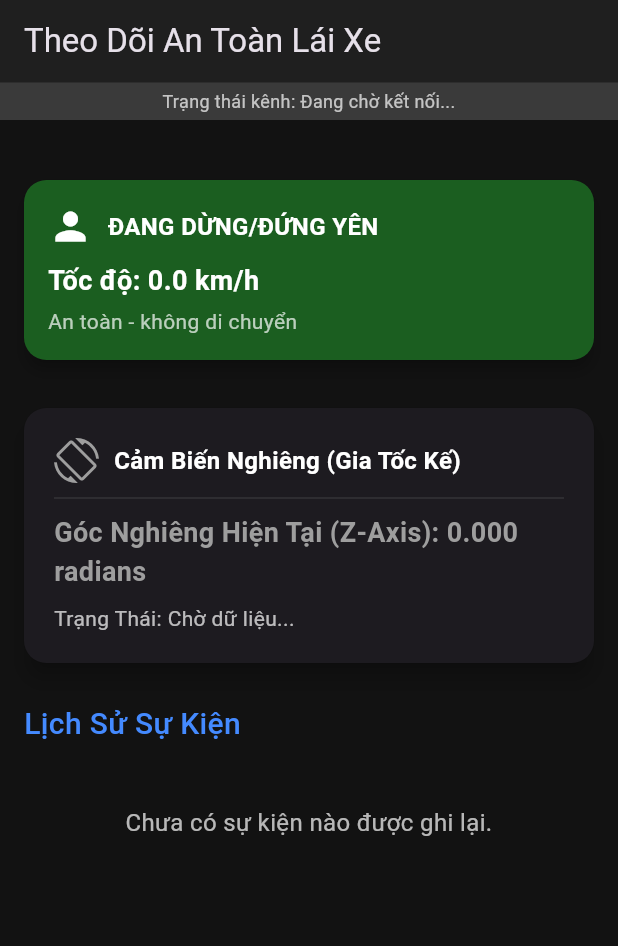
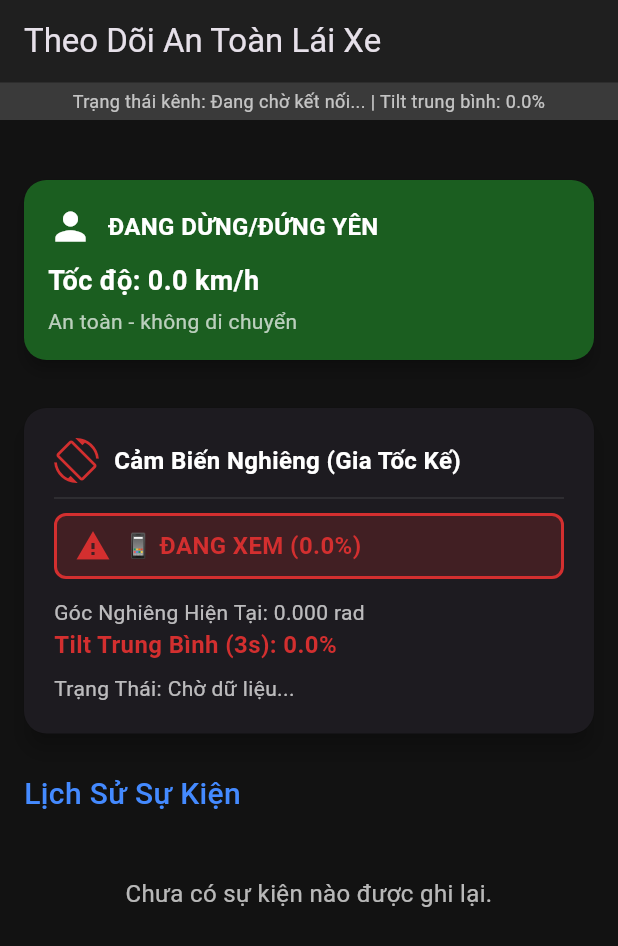
Before and after one commit to nguyenquangnam1988vt-eng/mokhoa, a Flutter app: the screen it shows after launch, on a phone screen of 412 x 824 dp. Shown: the top 946 px of the screen. Run offline on Flutter 3.47's test engine with Material 3 defaults, Android fonts, the light colour scheme and no system bars.

Commit message:
update something

```diff
--- a/lib/main.dart
+++ b/lib/main.dart
@@ -3,6 +3,7 @@ import 'package:flutter/material.dart';
 import 'package:flutter/services.dart';
 import 'dart:async';
 import 'dart:convert';
+import 'dart:math';
 
 void main() {
   runApp(const MyApp());
@@ -76,6 +77,11 @@ class _MonitorScreenState extends State<MonitorScreen> {
   double _currentSpeed = 0.0;
   bool _isDriving = false;
 
+  // 🎯 THÊM: Lưu trữ lịch sử tilt để tính trung bình
+  final List<double> _tiltHistory = [];
+  static const int _tiltBufferSize = 30; // ~3 giây (30 mẫu * 100ms)
+  double _averageTiltPercent = 0.0;
+
   @override
   void initState() {
     super.initState();
@@ -90,6 +96,46 @@ class _MonitorScreenState extends State<MonitorScreen> {
     );
   }
 
+  // 🎯 THÊM: Hàm tính tilt trung bình từ radian sang phần trăm
+  void _updateTiltAverage(double tiltRadians) {
+    // Chuyển radian sang phần trăm (0-100%)
+    // Giả sử tiltRadians = 0 khi thẳng đứng, pi/2 khi nằm ngang
+    double tiltPercent = (tiltRadians.abs() / (pi / 2)) * 100.0;
+    tiltPercent = tiltPercent.clamp(0.0, 100.0);
+
+    _tiltHistory.add(tiltPercent);
+    if (_tiltHistory.length > _tiltBufferSize) {
+      _tiltHistory.removeAt(0);
+    }
+
+    // Tính trung bình
+    if (_tiltHistory.isNotEmpty) {
+      _averageTiltPercent = _tiltHistory.reduce((a, b) => a + b) / _tiltHistory.length;
+    }
+  }
+
+  // 🎯 THÊM: Hàm xác định trạng thái tilt theo ngưỡng 60%
+  String _getTiltStatus(double tiltPercent) {
+    if (tiltPercent <= 60.0) {
+      return "📱 ĐANG XEM (${tiltPercent.toStringAsFixed(1)}%)";
+    } else if (tiltPercent < 70.0) {
+      return "⚡ TRUNG GIAN (${tiltPercent.toStringAsFixed(1)}%)";
+    } else {
+      return "🔼 KHÔNG XEM (${tiltPercent.toStringAsFixed(1)}%)";
+    }
+  }
+
+  // 🎯 THÊM: Hàm xác định màu sắc theo trạng thái tilt
+  Color _getTiltColor(double tiltPercent) {
+    if (tiltPercent <= 60.0) {
+      return Colors.red.shade700; // ĐANG XEM - ĐỎ
+    } else if (tiltPercent < 70.0) {
+      return Colors.orange.shade700; // TRUNG GIAN - CAM
+    } else {
+      return Colors.green.shade700; // KHÔNG XEM - XANH
+    }
+  }
+
   void _onEvent(dynamic event) {
     setState(() {
       _connectionStatus = "Đã kết nối";
@@ -99,6 +145,10 @@ class _MonitorScreenState extends State<MonitorScreen> {
 
         if (monitorEvent.type == 'TILT_EVENT') {
           _latestTiltEvent = monitorEvent;
+          // 🎯 CẬP NHẬT TILT TRUNG BÌNH KHI CÓ DỮ LIỆU MỚI
+          if (monitorEvent.tiltValue != null) {
+            _updateTiltAverage(monitorEvent.tiltValue!);
+          }
         } else if (monitorEvent.type == 'DANGER_EVENT') {
           _latestDangerEvent = monitorEvent;
           _historyEvents.insert(0, monitorEvent);
@@ -171,6 +221,12 @@ class _MonitorScreenState extends State<MonitorScreen> {
               'Thời gian: ${_latestDangerEvent!.timestamp.toString().substring(11, 19)}',
               style: const TextStyle(color: Colors.white70, fontSize: 12),
             ),
+            // 🎯 THÊM: Hiển thị tilt trung bình khi cảnh báo
+            if (_latestDangerEvent!.tiltValue != null)
+              Text(
+                'Tilt trung bình: ${_averageTiltPercent.toStringAsFixed(1)}%',
+                style: const TextStyle(color: Colors.white70, fontSize: 12),
+              ),
           ],
         ),
       ),
@@ -234,17 +290,9 @@ class _MonitorScreenState extends State<MonitorScreen> {
     final double tiltValue = _latestTiltEvent?.tiltValue ?? 0.0;
     final String tiltMessage = _latestTiltEvent?.message ?? 'Chờ dữ liệu...';
 
-    // GIỮ NGUYÊN ĐIỀU KIỆN NGHIÊNG NHƯ CODE CŨ
-    Color tiltColor = Colors.grey;
-    if (tiltValue.abs() > 0.05) {
-      tiltColor = Colors.yellow.shade700;
-    }
-    if (tiltValue.abs() > 0.1) {
-      tiltColor = Colors.orange.shade700;
-    }
-    if (tiltValue.abs() > 0.2) {
-      tiltColor = Colors.red.shade700;
-    }
+    // 🎯 SỬ DỤNG NGUYÊN TILT TRUNG BÌNH VÀ NGƯỠNG 60%
+    final String tiltStatus = _getTiltStatus(_averageTiltPercent);
+    final Color tiltColor = _getTiltColor(_averageTiltPercent);
 
     return Card(
       elevation: 6,
@@ -265,9 +313,49 @@ class _MonitorScreenState extends State<MonitorScreen> {
               ],
             ),
             const Divider(color: Colors.white10, height: 20),
+
+            // 🎯 HIỂN THỊ TRẠNG THÁI TILT THEO NGƯỠNG 60%
+            Container(
+              padding: const EdgeInsets.symmetric(horizontal: 12, vertical: 8),
+              decoration: BoxDecoration(
+                color: tiltColor.withOpacity(0.2),
+                borderRadius: BorderRadius.circular(8),
+                border: Border.all(color: tiltColor, width: 2),
+              ),
+              child: Row(
+                children: [
+                  Icon(
+                    _averageTiltPercent <= 60.0 ? Icons.warning :
+                    _averageTiltPercent < 70.0 ? Icons.info : Icons.check_circle,
+                    color: tiltColor,
+                  ),
+                  const SizedBox(width: 8),
+                  Expanded(
+                    child: Text(
+                      tiltStatus,
+                      style: TextStyle(
+                        fontSize: 16,
+                        fontWeight: FontWeight.bold,
+                        color: tiltColor,
+                      ),
+                    ),
+                  ),
+                ],
+              ),
+            ),
+
+            const SizedBox(height: 12),
             Text(
-              'Góc Nghiêng Hiện Tại (Z-Axis): ${tiltValue.toStringAsFixed(3)} radians',
-              style: TextStyle(fontSize: 18, fontWeight: FontWeight.w600, color: tiltColor),
+              'Góc Nghiêng Hiện Tại: ${tiltValue.toStringAsFixed(3)} rad',
+              style: const TextStyle(fontSize: 14, color: Colors.white70),
+            ),
+            Text(
+              'Tilt Trung Bình (3s): ${_averageTiltPercent.toStringAsFixed(1)}%',
+              style: TextStyle(
+                fontSize: 16,
+                fontWeight: FontWeight.w600,
+                color: tiltColor,
+              ),
             ),
             const SizedBox(height: 8),
             Text(
@@ -305,6 +393,11 @@ class _MonitorScreenState extends State<MonitorScreen> {
         icon = Icons.warning;
         if (event.speed != null) {
           subtitle += '\nTốc độ: ${event.speed!.toStringAsFixed(1)} km/h';
+        }
+        if (event.tiltValue != null) {
+          // 🎯 THÊM: Hiển thị tilt trong sự kiện danger
+          double tiltPercent = (event.tiltValue!.abs() / (pi / 2)) * 100.0;
+          subtitle += '\nTilt: ${tiltPercent.toStringAsFixed(1)}%';
         }
         break;
 
@@ -366,7 +459,7 @@ class _MonitorScreenState extends State<MonitorScreen> {
             width: double.infinity,
             padding: const EdgeInsets.symmetric(vertical: 4.0),
             child: Text(
-              'Trạng thái kênh: $_connectionStatus',
+              'Trạng thái kênh: $_connectionStatus | Tilt trung bình: ${_averageTiltPercent.toStringAsFixed(1)}%',
               textAlign: TextAlign.center,
               style: const TextStyle(fontSize: 12, color: Colors.white70),
             ),
```
Also changed, not shown: 2 other files.
